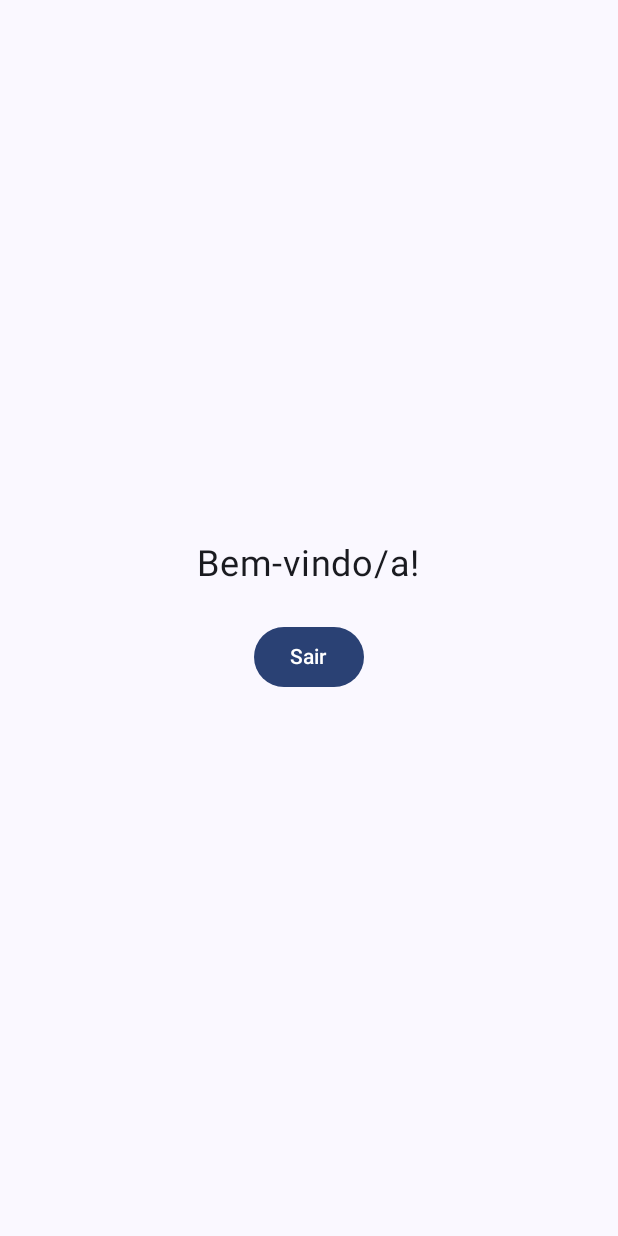
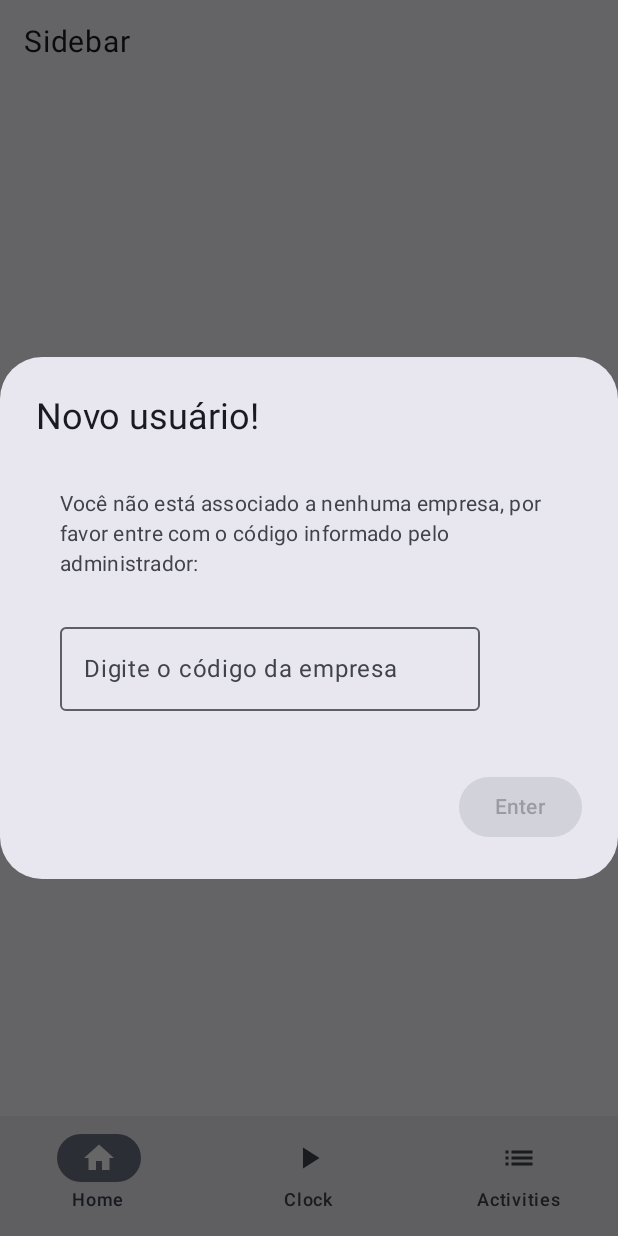
Before and after one commit to SamuelvLopes/PDM-RH, an Android app built with Jetpack Compose: the MainActivity screen opened directly, with no data from a screen before it, on a phone screen of 412 x 824 dp. Run offline under Robolectric (Android 15) with nearby library versions, the phone set to English and light mode, and no system bars.

Commit message:
Revert "Revert "New user pop with company code""

```diff
--- a/InCompanyApp/app/src/main/java/com/incompanyapp/MainActivity.kt
+++ b/InCompanyApp/app/src/main/java/com/incompanyapp/MainActivity.kt
@@ -11,12 +11,13 @@ import androidx.compose.foundation.layout.Spacer
 import androidx.compose.foundation.layout.fillMaxSize
 import androidx.compose.foundation.layout.padding
 import androidx.compose.foundation.layout.size
-import androidx.compose.material3.Button
-import androidx.compose.material3.ExperimentalMaterial3Api
-import androidx.compose.material3.MaterialTheme
-import androidx.compose.material3.Surface
-import androidx.compose.material3.Text
-import androidx.compose.runtime.Composable
+import androidx.compose.material.icons.Icons
+import androidx.compose.material.icons.filled.Home
+import androidx.compose.material.icons.filled.List
+import androidx.compose.material.icons.filled.PlayArrow
+import androidx.compose.material3.*
+import androidx.compose.runtime.*
+import androidx.compose.runtime.saveable.rememberSaveable
 import androidx.compose.ui.Alignment
 import androidx.compose.ui.Modifier
 import androidx.compose.ui.platform.LocalContext
@@ -30,12 +31,11 @@ class MainActivity : ComponentActivity() {
         super.onCreate(savedInstanceState)
         setContent {
             InCompanyAppTheme {
-                // A surface container using the 'background' color from the theme
                 Surface(
                     modifier = Modifier.fillMaxSize(),
                     color = MaterialTheme.colorScheme.background
                 ) {
-                    HomePage()
+                    MainScreen()
                 }
             }
         }
@@ -43,12 +43,69 @@ class MainActivity : ComponentActivity() {
 }
 
 @OptIn(ExperimentalMaterial3Api::class)
+@Composable
+fun MainScreen() {
+    var selectedScreen by remember { mutableStateOf("home") }
+
+    Scaffold(
+        topBar = {
+            Text(
+                text = "Sidebar",
+                modifier = Modifier.padding(16.dp),
+                fontSize = 20.sp
+            )
+        },
+        bottomBar = {
+            BottomNavigationBar(selectedScreen = selectedScreen) { screen ->
+                selectedScreen = screen
+            }
+        }
+    ) { padding ->
+        when (selectedScreen) {
+            "home" -> HomePage(Modifier.padding(padding))
+            "clock" -> ClockPage(Modifier.padding(padding))
+            "activityList" -> ActivityListPage(Modifier.padding(padding))
+        }
+    }
+}
+
+@Composable
+fun BottomNavigationBar(selectedScreen: String, onScreenSelected: (String) -> Unit) {
+    NavigationBar {
+        NavigationBarItem(
+            icon = { Icon(Icons.Filled.Home, contentDescription = "Home") },
+            label = { Text("Home") },
+            selected = selectedScreen == "home",
+            onClick = { onScreenSelected("home") }
+        )
+        NavigationBarItem(
+            icon = { Icon(Icons.Filled.PlayArrow, contentDescription = "Clock") }, // Placeholder icon for "Clock"
+            label = { Text("Clock") },
+            selected = selectedScreen == "clock",
+            onClick = { onScreenSelected("clock") }
+        )
+        NavigationBarItem(
+            icon = { Icon(Icons.Filled.List, contentDescription = "Activity List") },
+            label = { Text("Activities") },
+            selected = selectedScreen == "activityList",
+            onClick = { onScreenSelected("activityList") }
+        )
+    }
+}
+
+
+@OptIn(ExperimentalMaterial3Api::class)
 @Preview(showBackground = true)
 @Composable
 fun HomePage(modifier: Modifier = Modifier) {
     val activity = LocalContext.current as? Activity
+    var openDialog by remember { mutableStateOf(true) }
+    var companyCode by rememberSaveable { mutableStateOf("") }
+
     Column(
-        modifier = Modifier.padding(16.dp),
+        modifier = Modifier
+            .padding(16.dp)
+            .fillMaxSize(),
         verticalArrangement = Arrangement.Center,
         horizontalAlignment = Alignment.CenterHorizontally
     ) {
@@ -66,5 +123,59 @@ fun HomePage(modifier: Modifier = Modifier) {
                 Text("Sair")
             }
         }
+
+        if (openDialog) {
+            AlertDialog(
+                onDismissRequest = {},
+                title = { Text(text = "Novo usuário!") },
+                text = {
+                    Column(
+                        modifier = Modifier.padding(16.dp),
+                    ) {
+                        Text("Você não está associado a nenhuma empresa, por favor entre com o código informado pelo administrador:")
+                        Spacer(modifier = Modifier.size(24.dp))
+                        OutlinedTextField(
+                            value = companyCode,
+                            label = { Text(text = "Digite o código da empresa") },
+                            onValueChange = { companyCode = it }
+                        )
+                    }
+                },
+                confirmButton = {
+                    Button(
+                        onClick = { openDialog = false },
+                        enabled = companyCode.isNotEmpty()
+                    ) {
+                        Text("Enter")
+                    }
+                }
+            )
+        }
     }
 }
+
+@Composable
+fun ClockPage(modifier: Modifier = Modifier) {
+    Column(
+        modifier = modifier
+            .fillMaxSize()
+            .padding(16.dp),
+        verticalArrangement = Arrangement.Center,
+        horizontalAlignment = Alignment.CenterHorizontally
+    ) {
+        Text("Clock Page", fontSize = 24.sp)
+    }
+}
+
+@Composable
+fun ActivityListPage(modifier: Modifier = Modifier) {
+    Column(
+        modifier = modifier
+            .fillMaxSize()
+            .padding(16.dp),
+        verticalArrangement = Arrangement.Center,
+        horizontalAlignment = Alignment.CenterHorizontally
+    ) {
+        Text("Activity List Page", fontSize = 24.sp)
+    }
+}
```
